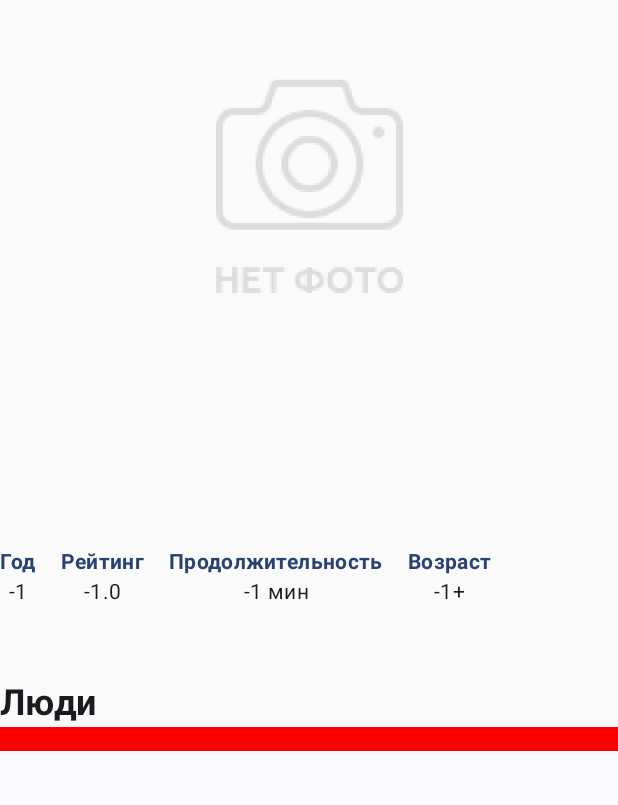
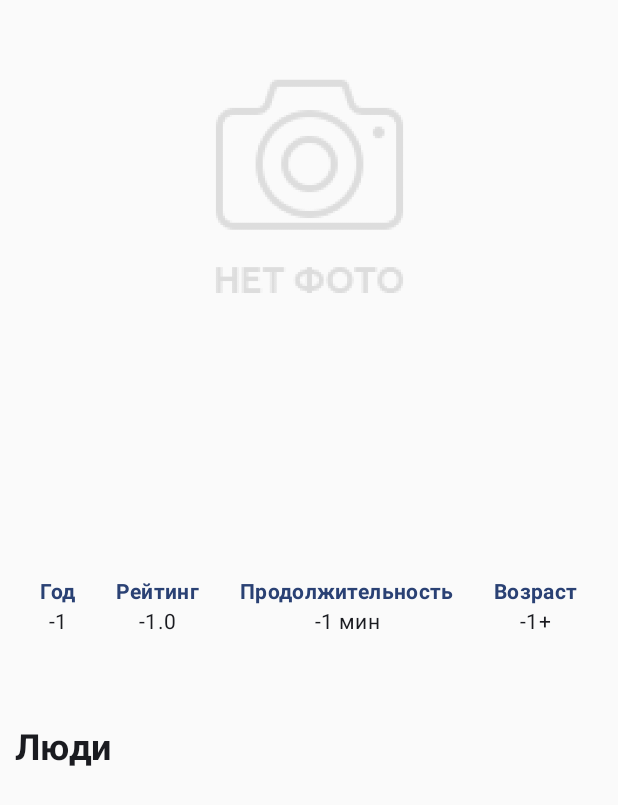
Before and after one commit to TihonYakovlev/MovieApp, an Android app built with Jetpack Compose: the composable MovieDetailScreen called with empty values, on a phone screen of 412 x 824 dp. Shown: the top 805 px of the screen. Run offline under Robolectric (Android 15) with nearby library versions, the phone set to English and light mode, and no system bars; pictures from the network do not load; 1 statement that could not run was skipped.

Commit message:
align details screen

```diff
--- a/app/src/main/java/com/example/moviesapp/presentation/screens/MovieDetailScreen.kt
+++ b/app/src/main/java/com/example/moviesapp/presentation/screens/MovieDetailScreen.kt
@@ -99,13 +99,13 @@ fun MovieDetailScreen(viewModel: MovieDetailsViewModel, id: String) {
                 text = details.name,
                 style = MaterialTheme.typography.headlineMedium.copy(fontWeight = FontWeight.Bold),
                 color = MaterialTheme.colorScheme.onBackground,
-                modifier = Modifier.fillMaxWidth()
+                modifier = Modifier.fillMaxWidth().padding(horizontal = 20.dp)
             )
             Text(
                 text = details.alternativeName,
                 style = MaterialTheme.typography.bodyLarge.copy(fontStyle = FontStyle.Italic),
                 color = MaterialTheme.colorScheme.onBackground.copy(alpha = 0.7f),
-                modifier = Modifier.fillMaxWidth()
+                modifier = Modifier.fillMaxWidth().padding(horizontal = 20.dp)
             )
 
             Spacer(modifier = Modifier.height(8.dp))
@@ -114,14 +114,14 @@ fun MovieDetailScreen(viewModel: MovieDetailsViewModel, id: String) {
                 text = details.description,
                 style = MaterialTheme.typography.bodyMedium,
                 color = MaterialTheme.colorScheme.onBackground,
-                modifier = Modifier.fillMaxWidth()
+                modifier = Modifier.fillMaxWidth().padding(10.dp)
             )
 
             Spacer(modifier = Modifier.height(16.dp))
 
             Row(
                 modifier = Modifier.fillMaxWidth(),
-                horizontalArrangement = Arrangement.spacedBy(16.dp)
+                horizontalArrangement = Arrangement.SpaceEvenly,
             ) {
                 InfoTag(label = "Год", value = details.year.toString())
                 InfoTag(label = "Рейтинг", value = details.rating.toString())
@@ -144,12 +144,12 @@ fun MovieDetailScreen(viewModel: MovieDetailsViewModel, id: String) {
         Text(
             text = "Люди",
             style = MaterialTheme.typography.headlineSmall.copy(fontWeight = FontWeight.Bold),
-            color = MaterialTheme.colorScheme.onBackground
+            color = MaterialTheme.colorScheme.onBackground,
+            modifier = Modifier.padding(10.dp)
         )
         LazyRow(
             modifier = Modifier
-                .fillMaxWidth()
-                .background(color = Color.Red),
+                .fillMaxWidth(),
             horizontalArrangement = Arrangement.spacedBy(16.dp),
             contentPadding = PaddingValues(8.dp)
         ) {
--- a/app/src/main/java/com/example/moviesapp/presentation/screens/SearchedMoviesScreen.kt
+++ b/app/src/main/java/com/example/moviesapp/presentation/screens/SearchedMoviesScreen.kt
@@ -110,7 +110,6 @@ fun SearchedMoviesListScreenContent(
     }
 
     LaunchedEffect(isScrolledToEnd.value) {
-        println("Вызвался isScrolledToEnd.value со значением ${isScrolledToEnd.value}")
         if (isScrolledToEnd.value) {
             viewModel.loadNextSearchedPage(query)
         }
@@ -136,7 +135,6 @@ fun SearchedMoviesListScreenContent(
                 MovieCard(movie, navController)
             }
 
-
             item {
                 if (isScrolledToEnd.value) {
                     Box(
@@ -147,6 +145,7 @@ fun SearchedMoviesListScreenContent(
                     }
                 }
             }
+
         }
     }
 
```
